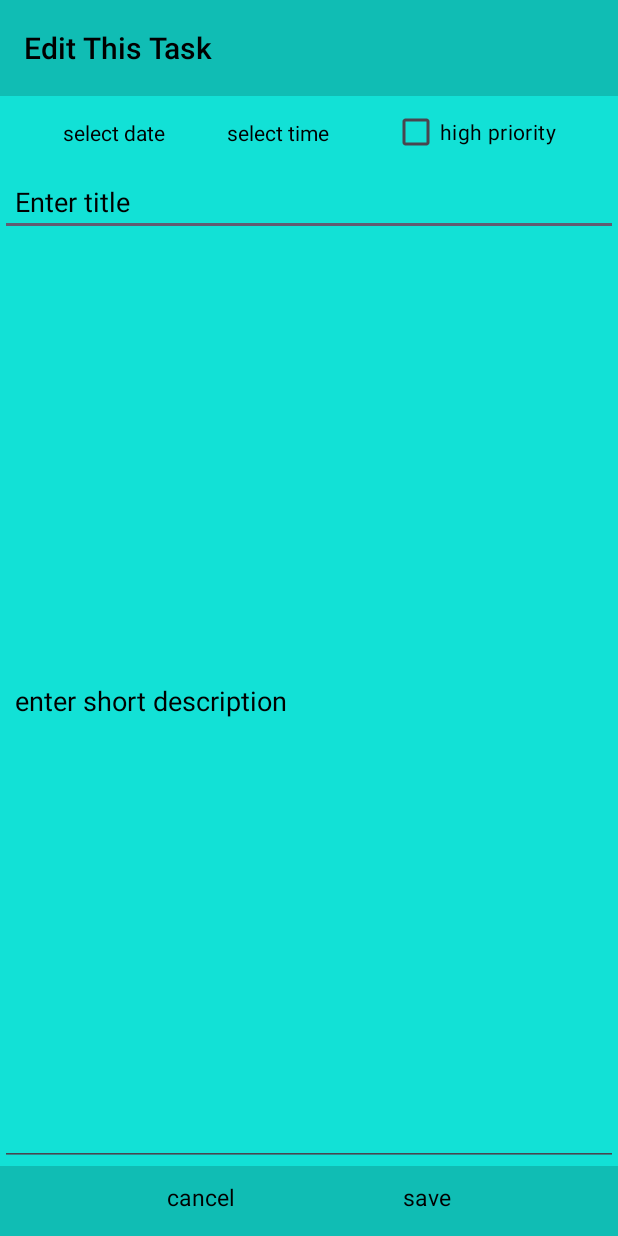
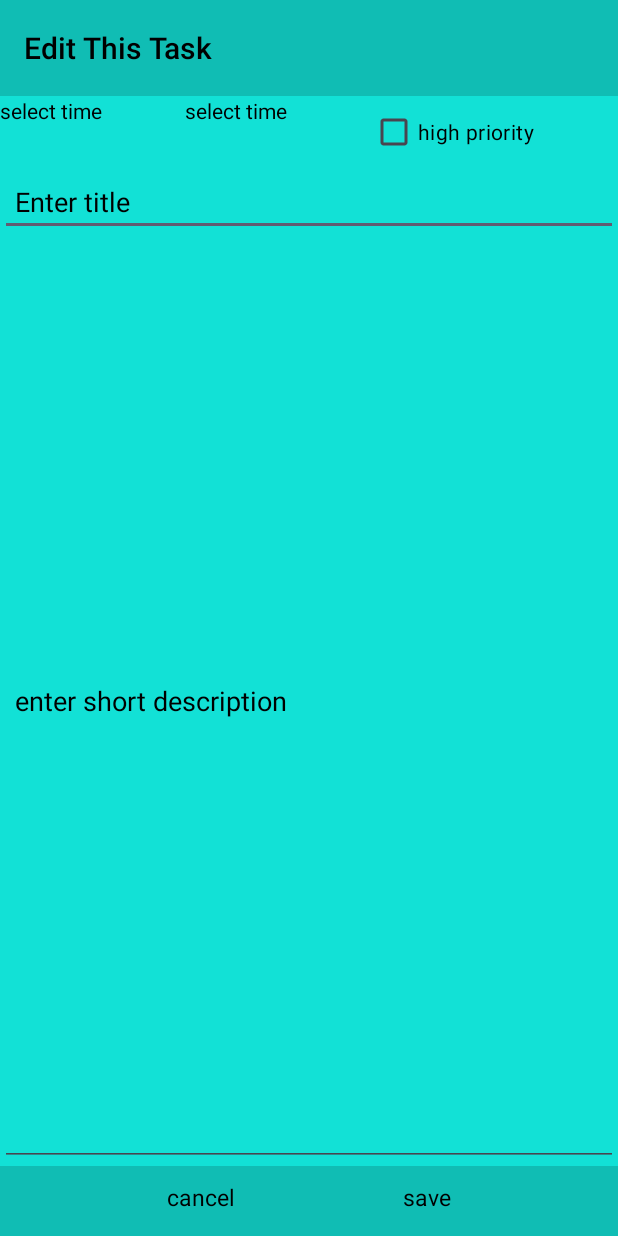
Before and after one commit to Arghya-UIT/todolist, an Android app: the EditTaskActivity screen opened directly, with no data from a screen before it, on a phone screen of 412 x 824 dp. Run offline under Robolectric (Android 15) with nearby library versions, the phone set to English and light mode, and no system bars.

Commit message:
things updated l

```diff
--- a/TodoList/app/src/main/java/com/example/todolist/AddTaskActivity.java
+++ b/TodoList/app/src/main/java/com/example/todolist/AddTaskActivity.java
@@ -8,6 +8,7 @@ import android.view.View;
 import android.widget.CheckBox;
 import android.widget.DatePicker;
 import android.widget.EditText;
+import android.widget.LinearLayout;
 import android.widget.TextView;
 import android.widget.TimePicker;
 
@@ -20,19 +21,21 @@ import com.example.todolist.database.TaskModel;
 import java.util.Locale;
 
 public class AddTaskActivity extends AppCompatActivity {
+    TextView setDate, setTime;
 
     protected void onCreate(Bundle savedInstanceState) {
         super.onCreate(savedInstanceState);
         setContentView(R.layout.activity_addtask);
 
-        TextView getDate = findViewById(R.id.getDate);
-        TextView getTime = findViewById(R.id.getTime);
+        LinearLayout getDate = findViewById(R.id.getDate);
+        setDate = findViewById(R.id.setDate);
+        LinearLayout getTime = findViewById(R.id.getTime);
+        setTime = findViewById(R.id.setTime);
         TextView cancelBtn = findViewById(R.id.cancelBtn);
         TextView saveBtn = findViewById(R.id.saveBtn);
         CheckBox highPriority = findViewById(R.id.highPriority);
         EditText getTitle = findViewById(R.id.getTitle);
         EditText getDescription = findViewById(R.id.getDescription);
-
 
 
         cancelBtn.setOnClickListener(new View.OnClickListener() {
@@ -44,13 +47,13 @@ public class AddTaskActivity extends AppCompatActivity {
         getDate.setOnClickListener(new View.OnClickListener() {
             @Override
             public void onClick(View view) {
-                showDatePickerDialog();
+                showDatePickerDialog(setDate);
             }
         });
         getTime.setOnClickListener(new View.OnClickListener() {
             @Override
             public void onClick(View view) {
-                showTimePickerDialog();
+                showTimePickerDialog(setTime);
             }
         });
         saveBtn.setOnClickListener(new View.OnClickListener() {
@@ -67,8 +70,8 @@ public class AddTaskActivity extends AppCompatActivity {
 //                }
 
                 // Get the selected date and time from the TextViews
-                String selectedDate = getDate.getText().toString(); // Assuming you update the TextView when selecting a date
-                String selectedTime = getTime.getText().toString(); // Assuming you update the TextView when selecting a time
+                String selectedDate = setDate.getText().toString(); // Assuming you update the TextView when selecting a date
+                String selectedTime = setTime.getText().toString(); // Assuming you update the TextView when selecting a time
 
                 TaskModel taskModel = new TaskModel();
                 taskModel.setTitle(title);
@@ -82,13 +85,13 @@ public class AddTaskActivity extends AppCompatActivity {
                 dbHelper.addTask(taskModel);
                 setResult(RESULT_OK);
                 finish();
-                Log.d("sendin fron btn"," "+title+" "+description+" "+highPriority+" "+selectedDate+" "+selectedTime);
+                Log.d("sendin fron btn", " " + title + " " + description + " " + highPriority + " " + selectedDate + " " + selectedTime);
             }
         });
 
     }
 
-    protected void showDatePickerDialog() {
+    protected void showDatePickerDialog(final TextView setDate) {
         LayoutInflater inflater = LayoutInflater.from(this);
         View dialogView = inflater.inflate(R.layout.dailouge_get_date, null);
 
@@ -106,7 +109,7 @@ public class AddTaskActivity extends AppCompatActivity {
                         // Here you can handle the selected date (year, month, dayOfMonth)
                         String selectedDate = String.format(Locale.getDefault(), "%04d-%02d-%02d", year, month + 1, dayOfMonth);
                         // Assuming you have a TextView for displaying the selected date
-                        // textViewSelectedDate.setText(selectedDate);
+                        setDate.setText(selectedDate);
                     }
                 })
                 .setNegativeButton("Cancel", new DialogInterface.OnClickListener() {
@@ -121,7 +124,7 @@ public class AddTaskActivity extends AppCompatActivity {
     }
 
 
-    protected void showTimePickerDialog() {
+    protected void showTimePickerDialog(final TextView setTime) {
         LayoutInflater inflater = LayoutInflater.from(this);
         View dialogView = inflater.inflate(R.layout.dailouge_get_time, null);
 
@@ -154,6 +157,7 @@ public class AddTaskActivity extends AppCompatActivity {
                 String amPmText = amPm == 1 ? "PM" : "AM";
                 String selectedTime = String.format(Locale.getDefault(), "%02d:%02d %s", hour, minute, amPmText);
                 // Assuming you have a TextView for displaying the selected time
+                setTime.setText(selectedTime);
 
             }
         }).setNegativeButton("Cancel", new DialogInterface.OnClickListener() {
--- a/TodoList/app/src/main/java/com/example/todolist/EditTaskActivity.java
+++ b/TodoList/app/src/main/java/com/example/todolist/EditTaskActivity.java
@@ -6,6 +6,7 @@ import android.util.Log;
 import android.view.View;
 import android.widget.CheckBox;
 import android.widget.EditText;
+import android.widget.LinearLayout;
 import android.widget.TextView;
 
 import com.example.todolist.database.MyDbHelper;
@@ -13,14 +14,17 @@ import com.example.todolist.database.TaskModel;
 
 public class EditTaskActivity extends AddTaskActivity {
     private MyDbHelper dbHelper;
+    TextView setDate, setTime;
 
     @Override
     protected void onCreate(Bundle savedInstanceState) {
         super.onCreate(savedInstanceState);
         setContentView(R.layout.activity_edittask);
 
-        TextView getDate = findViewById(R.id.getDate);
-        TextView getTime = findViewById(R.id.getTime);
+        LinearLayout getDate = findViewById(R.id.getDate);
+        setDate=findViewById(R.id.setDate);
+        LinearLayout getTime = findViewById(R.id.getTime);
+        setTime = findViewById(R.id.setTime);
         TextView cancelBtn = findViewById(R.id.cancelBtn);
         TextView saveBtn = findViewById(R.id.saveBtn);
         CheckBox highPriority = findViewById(R.id.highPriority);
@@ -36,8 +40,8 @@ public class EditTaskActivity extends AddTaskActivity {
                 Log.d("getting here task id", " " + taskId);
                 TaskModel task = dbHelper.fetchTaskById(taskId);
                 if (task != null) {
-                    getDate.setText(task.getDate_for_store());
-                    getTime.setText(task.getTime_for_store());
+                    setDate.setText(task.getDate_for_store());
+                    setTime.setText(task.getTime_for_store());
                     getDescription.setText(task.getDescription());
                     getTitle.setText(task.getTitle());
                     if ("1".equals(task.getPriority())) {
@@ -50,14 +54,14 @@ public class EditTaskActivity extends AddTaskActivity {
         getDate.setOnClickListener(new View.OnClickListener() {
             @Override
             public void onClick(View view) {
-                showDatePickerDialog();
+                showDatePickerDialog(setDate);
             }
         });
 
         getTime.setOnClickListener(new View.OnClickListener() {
             @Override
             public void onClick(View view) {
-                showTimePickerDialog();
+                showTimePickerDialog(setTime);
             }
         });
         saveBtn.setOnClickListener(new View.OnClickListener() {
@@ -68,8 +72,8 @@ public class EditTaskActivity extends AddTaskActivity {
                 boolean isHighPriority = highPriority.isChecked();
 
                 // Get the selected date and time from the TextViews
-                String selectedDate = getDate.getText().toString(); // Assuming you update the TextView when selecting a date
-                String selectedTime = getTime.getText().toString(); // Assuming you update the TextView when selecting a time
+                String selectedDate = setDate.getText().toString(); // Assuming you update the TextView when selecting a date
+                String selectedTime = setTime.getText().toString(); // Assuming you update the TextView when selecting a time
 
                 TaskModel taskModel = new TaskModel();
                 taskModel.setTitle(title);
--- a/TodoList/app/src/main/res/layout/activity_edittask.xml
+++ b/TodoList/app/src/main/res/layout/activity_edittask.xml
@@ -20,24 +20,18 @@
     </com.google.android.material.appbar.AppBarLayout>
 
     <!-- Use app:layout_behavior to adjust the scrolling behavior -->
-    <androidx.constraintlayout.widget.ConstraintLayout
+    <LinearLayout
         android:layout_width="match_parent"
         android:layout_height="wrap_content"
-        >
+        android:orientation="horizontal">
 
-        <TextView
+        <LinearLayout
             android:id="@+id/getDate"
             android:layout_width="wrap_content"
             android:layout_height="wrap_content"
-            android:text="select date"
-            android:textColor="@color/black"
-            app:layout_constraintBottom_toBottomOf="parent"
-            app:layout_constraintLeft_toLeftOf="parent"
-            app:layout_constraintRight_toLeftOf="@id/getTime"
-            app:layout_constraintTop_toTopOf="parent" />
-
+            android:orientation="vertical"
+            android:layout_weight="1">
             <TextView
-            android:id="@+id/getTime"
                 android:layout_width="wrap_content"
                 android:layout_height="wrap_content"
                 android:text="select time"
@@ -46,7 +40,41 @@
                 app:layout_constraintLeft_toRightOf="@id/getDate"
                 app:layout_constraintRight_toLeftOf="@id/highPriority"
                 app:layout_constraintTop_toTopOf="parent" />
+            <TextView
+                android:id="@+id/setDate"
+                android:layout_width="wrap_content"
+                android:layout_height="wrap_content"/>
 
+
+        </LinearLayout>
+
+        <LinearLayout
+            android:id="@+id/getTime"
+            android:layout_width="wrap_content"
+            android:layout_height="wrap_content"
+            android:orientation="vertical"
+            android:layout_weight="1">
+            <TextView
+                android:layout_width="wrap_content"
+                android:layout_height="wrap_content"
+                android:text="select time"
+                android:textColor="@color/black"
+                app:layout_constraintBottom_toBottomOf="parent"
+                app:layout_constraintLeft_toRightOf="@id/getDate"
+                app:layout_constraintRight_toLeftOf="@id/highPriority"
+                app:layout_constraintTop_toTopOf="parent" />
+            <TextView
+                android:id="@+id/setTime"
+                android:layout_width="wrap_content"
+                android:layout_height="wrap_content"/>
+
+
+        </LinearLayout>
+        <LinearLayout
+            android:layout_width="wrap_content"
+            android:layout_height="wrap_content"
+            android:orientation="vertical"
+            android:layout_weight="1">
             <CheckBox
                 android:id="@+id/highPriority"
                 android:layout_width="wrap_content"
@@ -58,7 +86,12 @@
                 app:layout_constraintRight_toRightOf="parent"
                 app:layout_constraintTop_toTopOf="parent" />
 
-    </androidx.constraintlayout.widget.ConstraintLayout>
+
+        </LinearLayout>
+
+
+
+    </LinearLayout>
 
     <EditText
         android:id="@+id/getTitle"
```
Also changed, not shown: TodoList/app/src/main/java/com/example/todolist/WelcomeActivity.java (+38 -0 lines), TodoList/app/src/main/java/com/example/todolist/database/MyDbHelper.java (+15 -1 lines), TodoList/app/src/main/res/layout/activity_addtask.xml (+45 -12 lines). Lines whose indentation alone changed are shown as unchanged.
